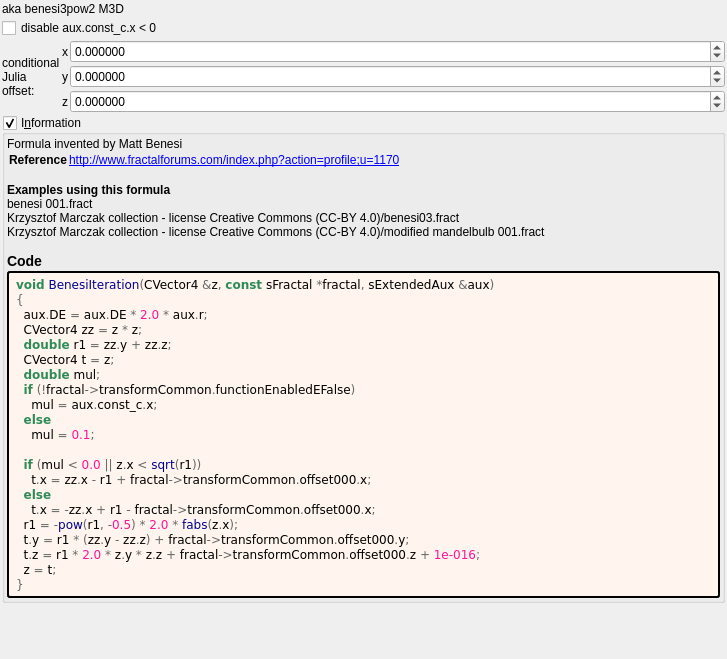
This is mandelbulber2/formula/ui/benesi.ui in buddhi1980/mandelbulber2 as Qt 5 draws it before an edit. The edited form follows.
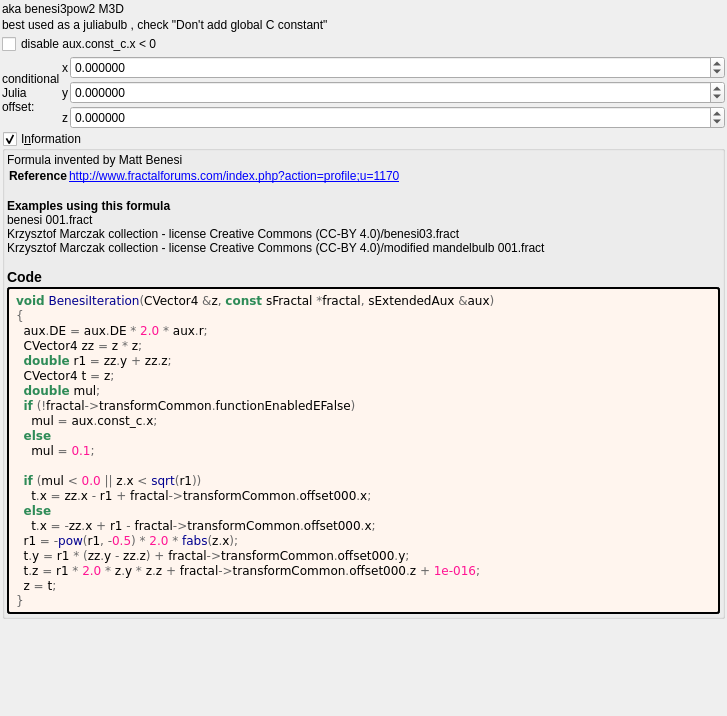
This is the edited form. Custom widgets are drawn as their Qt base class.

Commit message:
update benesi pow 2
pk3 & 6 add some col iter controls

What changed in the file:
```diff
--- a/mandelbulber2/formula/ui/benesi.ui
+++ b/mandelbulber2/formula/ui/benesi.ui
@@ -7,7 +7,7 @@
     <x>0</x>
     <y>0</y>
     <width>727</width>
-    <height>659</height>
+    <height>716</height>
    </rect>
   </property>
   <property name="windowTitle">
@@ -36,6 +36,13 @@
      </property>
     </widget>
    </item>
+   <item>
+    <widget class="QLabel" name="label_2">
+     <property name="text">
+      <string>best used as a juliabulb , check &quot;Don't add global C constant&quot;</string>
+     </property>
+    </widget>
+   </item>
    <item>
     <widget class="MyCheckBox" name="checkBox_transf_function_enabledE_false">
      <property name="text">
```
Left out of the diff: 4 changed lines with no effect on the pictures. The commit also changes 8 other files.
